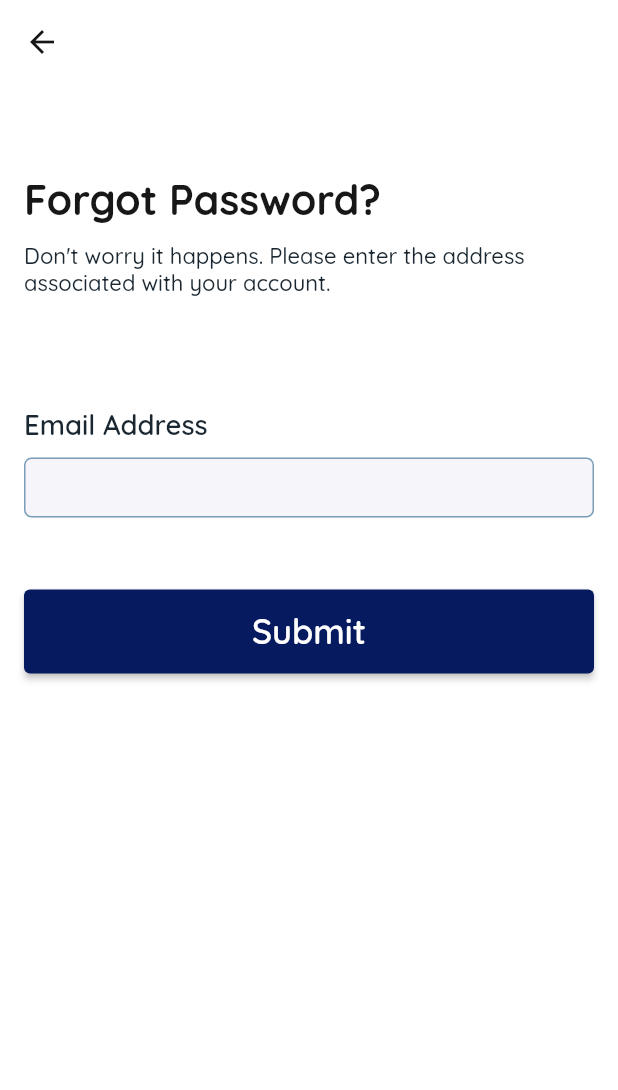
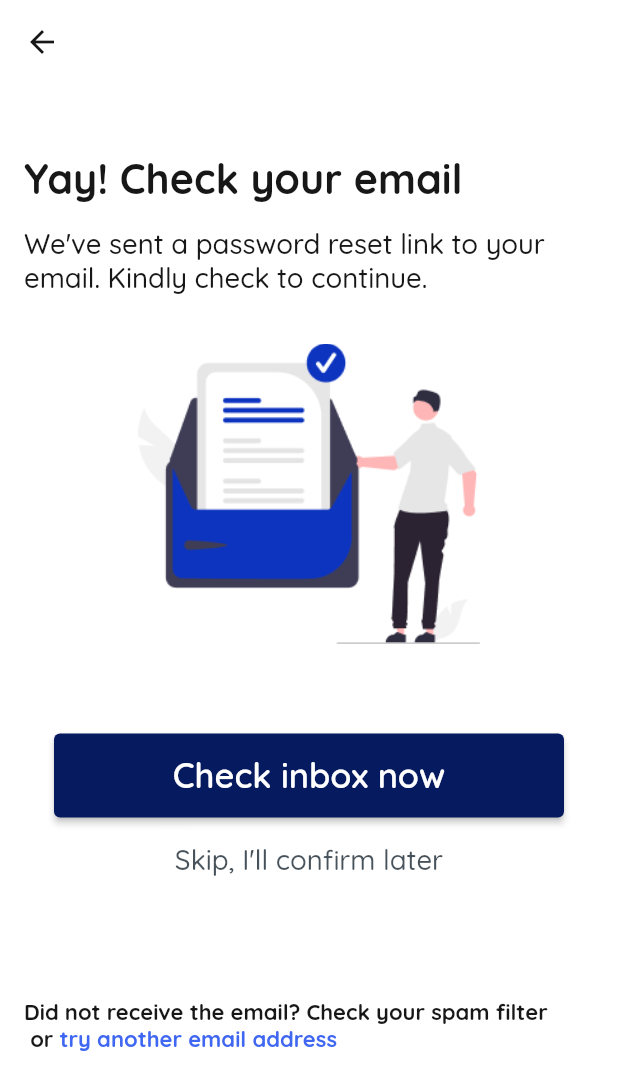
Before and after one commit to sobuur0/kumvent, a Flutter app: the ForgotPasswordPage screen opened directly, after a tap on "Submit", on a phone screen of 412 x 824 dp. Shown: the top 1090 px of the screen. Run offline on Flutter 3.47's test engine with Material 2 defaults, Android fonts, the phone set to English and light mode, and no system bars; our stand-ins replace flutter_screenutil, google_fonts.

Commit message:
complete check_email_page

```diff
--- /dev/null
+++ b/lib/presentation/pages/check_your_email_page.dart
@@ -0,0 +1,106 @@
+import 'package:flutter/material.dart';
+import 'package:kumvent/constants/app_styles.dart';
+import 'package:kumvent/constants/colours.dart';
+import 'package:kumvent/presentation/widgets/action_button.dart';
+
+class CheckEmailPage extends StatefulWidget {
+  const CheckEmailPage({Key? key}) : super(key: key);
+
+  @override
+  State<CheckEmailPage> createState() => _CheckEmailPageState();
+}
+
+class _CheckEmailPageState extends State<CheckEmailPage> {
+  @override
+  Widget build(BuildContext context) {
+    final size = MediaQuery.of(context).size;
+
+    return Scaffold(
+      appBar: AppBar(
+        leading: Builder(
+          builder: (BuildContext context) {
+            return IconButton(
+              onPressed: () {
+                Navigator.pop(context);
+              },
+              icon: const Icon(
+                Icons.arrow_back,
+                color: kLeadingIconColor,
+              ),
+            );
+          },
+        ),
+      ),
+      body: ListView(
+        padding: const EdgeInsets.symmetric(
+          horizontal: 16.0,
+        ),
+        children: [
+          const Padding(padding: EdgeInsets.only(top: 46.0)),
+          Text(
+            'Yay! Check your email',
+            style: TextStyles.bold(
+              color: kTextPrimaryColor,
+              fontSize: 24.0,
+            ),
+          ),
+          const Padding(padding: EdgeInsets.only(bottom: 15.0)),
+          Text(
+            'We\'ve sent a password reset link to your email. Kindly check to continue.',
+            style: TextStyles.medium(
+              color: kTextPrimaryColor,
+              fontSize: 16.0,
+            ),
+          ),
+          const Padding(padding: EdgeInsets.only(bottom: 32.0)),
+          Image.asset(
+            'images/check_email.png',
+            height: 200.0,
+          ),
+          const Padding(padding: EdgeInsets.only(bottom: 60.0)),
+          Padding(
+            padding: const EdgeInsets.symmetric(horizontal: 20.0),
+            child: ActionButton(
+              buttonWidth: size.width,
+              buttonHeight: 56.0,
+              onPressed: () {},
+              title: 'Check inbox now',
+            ),
+          ),
+          const Padding(padding: EdgeInsets.only(bottom: 17.0)),
+          Text(
+            'Skip, I\'ll confirm later',
+            textAlign: TextAlign.center,
+            style: TextStyles.medium(
+              color: Color(0xFFCC1A2731),
+              fontSize: 16.0,
+            ),
+          ),
+          const Padding(padding: EdgeInsets.only(bottom: 80.0)),
+          Text.rich(
+            TextSpan(
+              children: [
+                TextSpan(
+                  text:
+                      'Did not receive the email? Check your spam filter\n or ',
+                  style: TextStyles.bold(
+                    color: kTextPrimaryColor,
+                    fontSize: 16.0,
+                  ),
+                ),
+                TextSpan(
+                  text: 'try another email address',
+                  style: TextStyles.bold(
+                    color: kBlueShadeColor,
+                    fontSize: 16.0,
+                  ),
+                ),
+              ],
+            ),
+            textScaleFactor: 0.8,
+          ),
+        ],
+      ),
+    );
+  }
+}
--- a/lib/presentation/pages/forgot_password.dart
+++ b/lib/presentation/pages/forgot_password.dart
@@ -1,6 +1,7 @@
 import 'package:flutter/material.dart';
 import 'package:kumvent/constants/app_styles.dart';
 import 'package:kumvent/constants/colours.dart';
+import 'package:kumvent/presentation/pages/check_your_email_page.dart';
 import 'package:kumvent/presentation/widgets/action_button.dart';
 import 'package:kumvent/presentation/widgets/text_form_list_tile.dart';
 
@@ -65,7 +66,11 @@ class _ForgotPasswordPageState extends State<ForgotPasswordPage> {
           ActionButton(
             buttonWidth: size.width,
             buttonHeight: 56.0,
-            onPressed: () {},
+            onPressed: () {
+              Navigator.of(context).push(
+                MaterialPageRoute(builder: (context) => const CheckEmailPage()),
+              );
+            },
             title: 'Submit',
           ),
         ],
```
Also changed, not shown: images/check_email.png (added).
